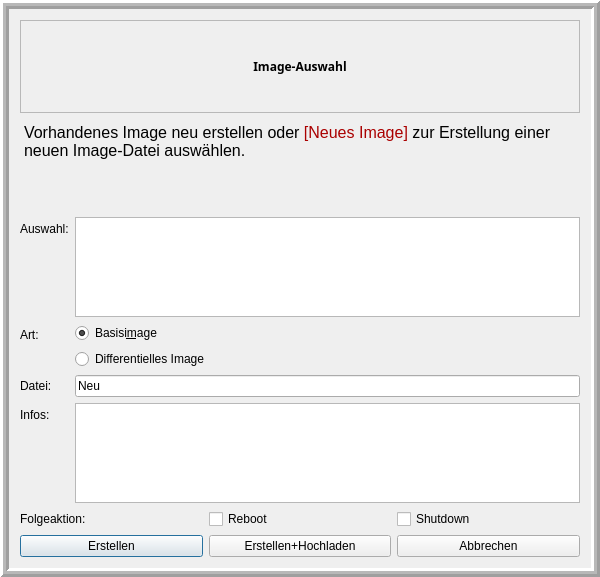
This is linbo_gui/linboImageSelector.ui in linuxmuster/linuxmuster-linbo as Qt 5 draws it before an edit. The edited form follows.
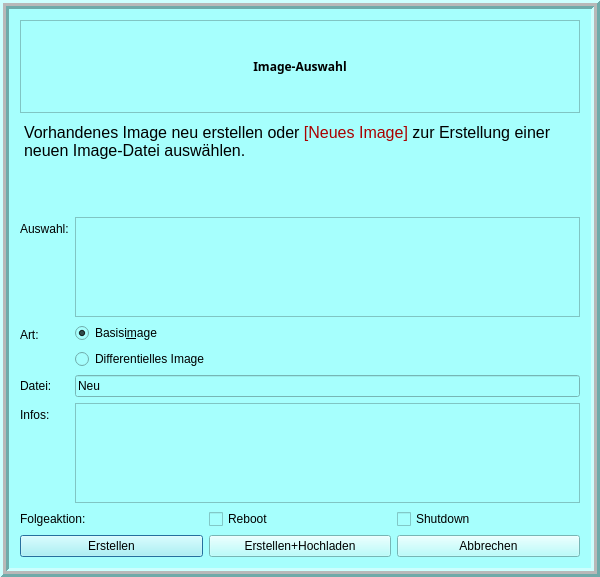
This is the edited form.

Commit message: change dialog background to light blue

```diff
--- a/linbo_gui/linboImageSelector.ui
+++ b/linbo_gui/linboImageSelector.ui
@@ -22,6 +22,9 @@
   <property name="whatsThis">
    <string/>
   </property>
+  <property name="styleSheet">
+   <string notr="true">background-color: rgb(166, 255, 253);</string>
+  </property>
   <property name="modal">
    <bool>true</bool>
   </property>
@@ -115,8 +118,8 @@
          <string>&lt;!DOCTYPE HTML PUBLIC &quot;-//W3C//DTD HTML 4.0//EN&quot; &quot;http://www.w3.org/TR/REC-html40/strict.dtd&quot;&gt;
 &lt;html&gt;&lt;head&gt;&lt;meta name=&quot;qrichtext&quot; content=&quot;1&quot; /&gt;&lt;style type=&quot;text/css&quot;&gt;
 p, li { white-space: pre-wrap; }
-&lt;/style&gt;&lt;/head&gt;&lt;body style=&quot; font-family:'Sans Serif'; font-size:12pt; font-weight:400; font-style:normal;&quot;&gt;
-&lt;p style=&quot; margin-top:0px; margin-bottom:0px; margin-left:0px; margin-right:0px; -qt-block-indent:0; text-indent:0px;&quot;&gt;Vorhandenes Image neu erstellen oder &lt;span style=&quot; color:#aa0000;&quot;&gt;[Neues Image]&lt;/span&gt; zur Erstellung einer neuen Image-Datei auswählen.&lt;/p&gt;&lt;/body&gt;&lt;/html&gt;</string>
+&lt;/style&gt;&lt;/head&gt;&lt;body style=&quot; font-family:'Sans Serif'; font-size:9pt; font-weight:400; font-style:normal;&quot;&gt;
+&lt;p style=&quot; margin-top:0px; margin-bottom:0px; margin-left:0px; margin-right:0px; -qt-block-indent:0; text-indent:0px;&quot;&gt;&lt;span style=&quot; font-size:12pt;&quot;&gt;Vorhandenes Image neu erstellen oder &lt;/span&gt;&lt;span style=&quot; font-size:12pt; color:#aa0000;&quot;&gt;[Neues Image]&lt;/span&gt;&lt;span style=&quot; font-size:12pt;&quot;&gt; zur Erstellung einer neuen Image-Datei auswählen.&lt;/span&gt;&lt;/p&gt;&lt;/body&gt;&lt;/html&gt;</string>
         </property>
        </widget>
       </item>
```
The commit also changes 11 other files.
